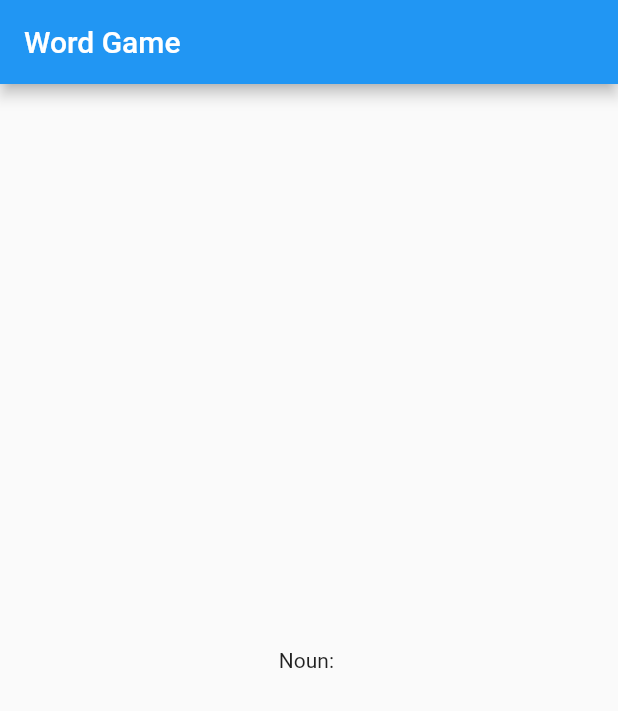
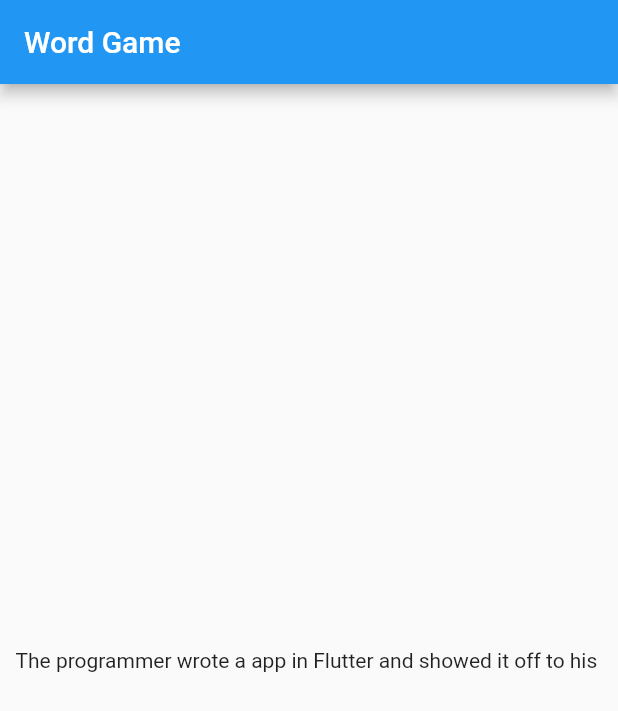
Before and after one commit to OdongoWaga/Word-Game, a Flutter app: the screen it shows after launch, on a phone screen of 412 x 824 dp. Shown: the top 711 px of the screen. Run offline on Flutter 3.47's test engine with Material 2 defaults, Android fonts, the phone set to English and light mode, and no system bars; missing offline and left inert: random_words.

```diff
--- a/lib/main.dart
+++ b/lib/main.dart
@@ -5,6 +5,7 @@ void main() => runApp(MyApp());
 
 class MyApp extends StatelessWidget {
   final noun = WordNoun.random();
+  final adjective = WordAdjective.random();
 
   @override
   Widget build(BuildContext context) {
@@ -15,7 +16,9 @@ class MyApp extends StatelessWidget {
             title: Text("Word Game"),
           ),
           body: Center(
-            child: Text('Noun: ${noun.asCapitalized}'),
+            child: Text('The programmer wrote a ${adjective.asCapitalized}'
+                'app in Flutter and showed it '
+                'off to his ${noun.asCapitalized}'),
           )),
     );
   }
```
